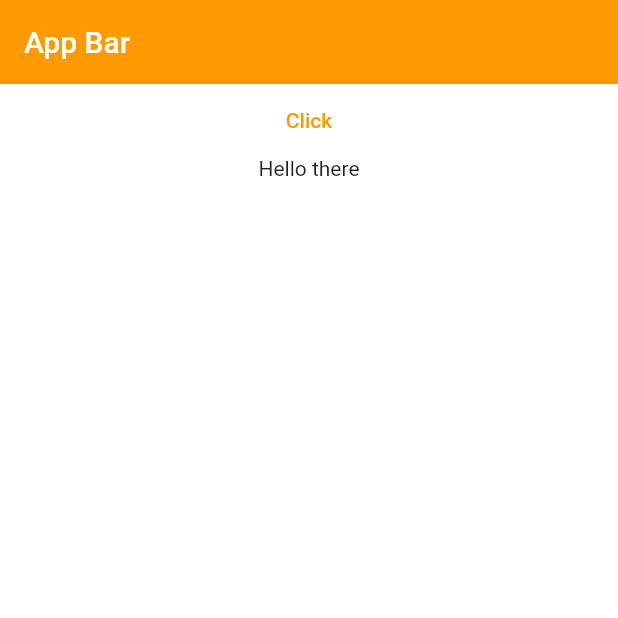
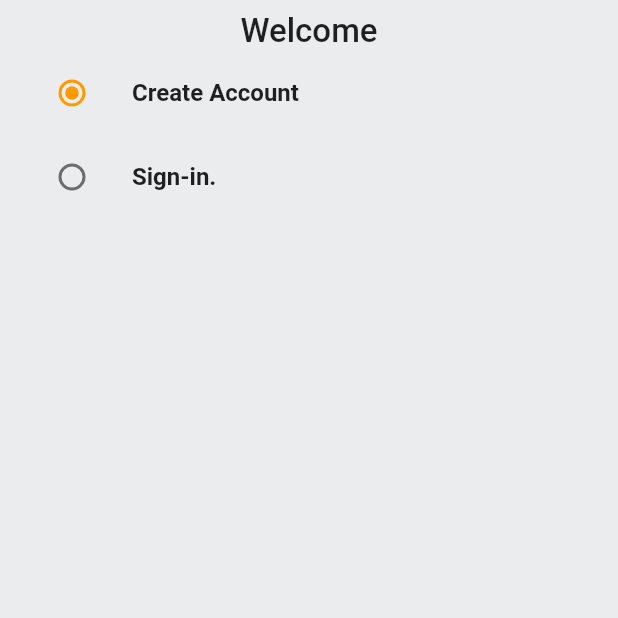
Before and after one commit to Shub0327/AmazonClone, a Flutter app: the screen it shows after launch, on a phone screen of 412 x 824 dp, the top half of it. Run offline on Flutter 3.47's test engine with Material 2 defaults, Android fonts, the phone set to English and light mode, and no system bars.

Commit message:
auth initiated

```diff
--- a/lib/features/auth/screens/auth_screen.dart
+++ b/lib/features/auth/screens/auth_screen.dart
@@ -0,0 +1,69 @@
+import 'package:amazon_clone/constants/global_variables.dart';
+import 'package:flutter/material.dart';
+
+enum Auth { signin, signup }
+
+class AuthScreen extends StatefulWidget {
+  static const routeName = 'auth-screen';
+
+  const AuthScreen({super.key});
+
+  @override
+  State<AuthScreen> createState() => _AuthScreenState();
+}
+
+class _AuthScreenState extends State<AuthScreen> {
+  Auth _auth = Auth.signup;
+  final _signUpFormKey = GlobalKey<FormState>();
+  final _signInFormKey = GlobalKey<FormState>();
+
+  @override
+  Widget build(BuildContext context) {
+    return Scaffold(
+      backgroundColor: GlobalVariables.greyBackgroundCOlor,
+      body: SafeArea(
+        child: Padding(
+          padding: const EdgeInsets.all(8.0),
+          child: Column(
+            children: [
+              const Text(
+                "Welcome",
+                style: TextStyle(fontSize: 22, fontWeight: FontWeight.w500),
+              ),
+              ListTile(
+                title: const Text(
+                  'Create Account',
+                  style: TextStyle(fontWeight: FontWeight.bold),
+                ),
+                leading: Radio(
+                    activeColor: GlobalVariables.secondaryColor,
+                    value: Auth.signup,
+                    groupValue: _auth,
+                    onChanged: (Auth? val) {
+                      setState(() {
+                        _auth = val!;
+                      });
+                    }),
+              ),
+              ListTile(
+                title: const Text(
+                  'Sign-in.',
+                  style: TextStyle(fontWeight: FontWeight.bold),
+                ),
+                leading: Radio(
+                    activeColor: GlobalVariables.secondaryColor,
+                    value: Auth.signin,
+                    groupValue: _auth,
+                    onChanged: (Auth? val) {
+                      setState(() {
+                        _auth = val!;
+                      });
+                    }),
+              )
+            ],
+          ),
+        ),
+      ),
+    );
+  }
+}
--- a/lib/main.dart
+++ b/lib/main.dart
@@ -1,5 +1,8 @@
 import 'package:amazon_clone/constants/global_variables.dart';
+import 'package:amazon_clone/router.dart';
 import 'package:flutter/material.dart';
+
+import 'features/auth/screens/auth_screen.dart';
 
 void main() {
   runApp(const MyApp());
@@ -17,17 +20,8 @@ class MyApp extends StatelessWidget {
               const ColorScheme.light(primary: GlobalVariables.secondaryColor),
           appBarTheme: const AppBarTheme(
               elevation: 0, iconTheme: IconThemeData(color: Colors.black))),
-      home: Scaffold(
-        appBar: AppBar(
-          title: const Text("App Bar"),
-        ),
-        body: Column(
-          children: [
-            TextButton(onPressed: () {}, child: const Text("Click")),
-            const Center(child: Text("Hello there")),
-          ],
-        ),
-      ),
+      onGenerateRoute: ((settings) => generateRoutes(settings)),
+      home: AuthScreen(),
     );
   }
 }
--- /dev/null
+++ b/lib/router.dart
@@ -0,0 +1,16 @@
+import 'package:amazon_clone/features/auth/screens/auth_screen.dart';
+import 'package:flutter/material.dart';
+
+Route<dynamic> generateRoutes(RouteSettings routeSettings) {
+  switch (routeSettings.name) {
+    case AuthScreen.routeName:
+      return MaterialPageRoute(
+          settings: routeSettings, builder: (_) => const AuthScreen());
+
+    default:
+      return MaterialPageRoute(
+          builder: (_) => const Scaffold(
+                body: Center(child: Text("Error 404")),
+              ));
+  }
+}
```
Also changed, not shown: 1 other file.
